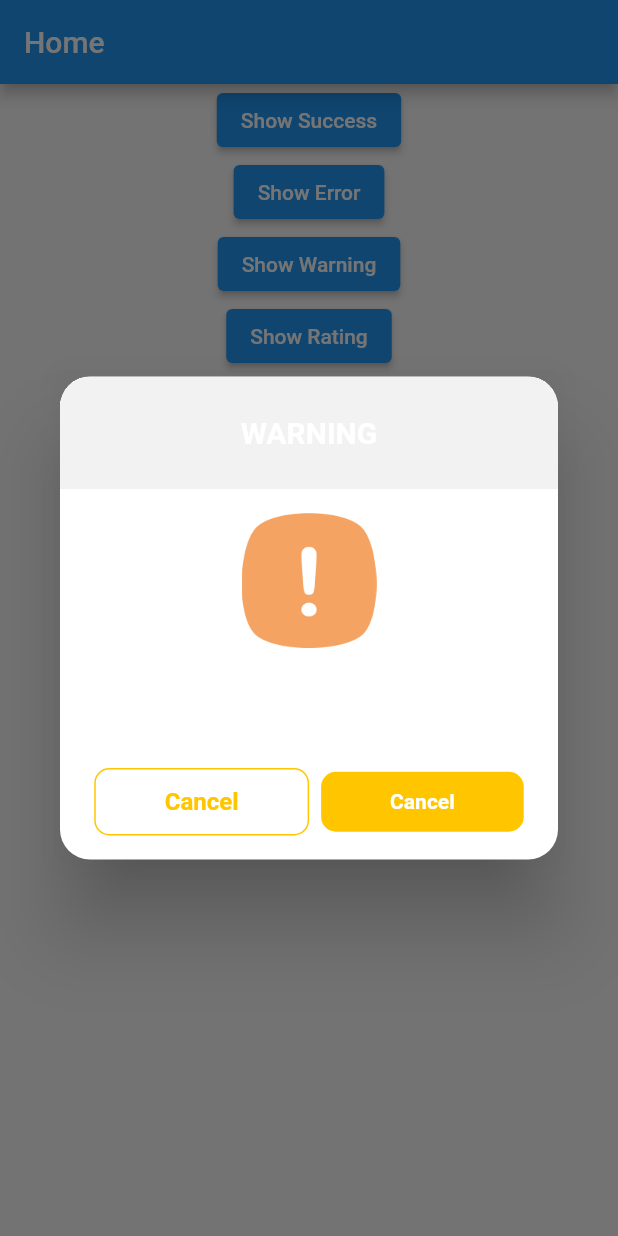
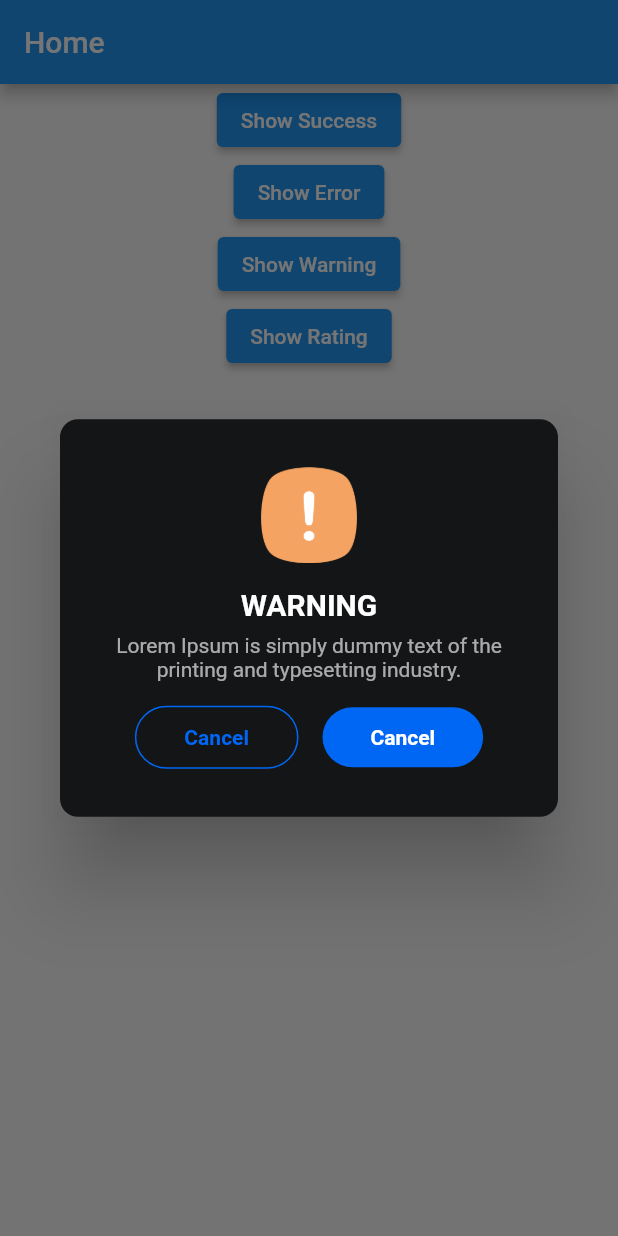
Before and after one commit to omeryilmazel/SwAlert, a Flutter app: the screen it shows after launch, after a tap on "Show Warning", on a phone screen of 412 x 824 dp. Run offline on Flutter 3.47's test engine with Material 2 defaults, Android fonts, the phone set to English and light mode, and no system bars.

Commit message:
Update warning.dart

```diff
--- a/lib/src/widgets/warning.dart
+++ b/lib/src/widgets/warning.dart
@@ -26,19 +26,18 @@ class SwWarning extends StatelessWidget {
     return Dialog(
       backgroundColor: Colors.transparent,
       child: Container(
+        padding:  EdgeInsets.all(32),
         clipBehavior: Clip.hardEdge,
         width: MediaQuery.of(context).size.width,
         decoration: BoxDecoration(
-            borderRadius: BorderRadius.circular(20), color: Color(0xFFFFFFFF)),
+            borderRadius: BorderRadius.circular(12), color: Color(0xFF131517)),
         child: Column(
           mainAxisSize: MainAxisSize.min,
           children: [
+            buildImage(),
             buildTitle(),
-            buildImage(),
             buildContent(),
-            SizedBox(height: 8),
             buttons(context),
-            SizedBox(height: 16)
           ],
         ),
       ),
@@ -47,7 +46,7 @@ class SwWarning extends StatelessWidget {
 
   Container buildContent() {
     return Container(
-      margin: EdgeInsets.symmetric(horizontal: 16, vertical: 16),
+      margin: EdgeInsets.only(top: 8, left: 0, right: 0),
       width: double.maxFinite,
       child: Center(
           child: Text(
@@ -60,17 +59,14 @@ class SwWarning extends StatelessWidget {
 
   Padding buildImage() {
     return Padding(
-      padding: const EdgeInsets.only(top: 16, bottom: 8),
-      child: Image.asset('assets/warning.png', height: 90, width: 90,package: 'sw_alert',),
+      padding: const EdgeInsets.only(top: 0, bottom: 0),
+      child: Image.asset('assets/warning.png', height: 64, width: 64,package: 'sw_alert',),
     );
   }
 
   Container buildTitle() {
     return Container(
-      padding: EdgeInsets.all(16),
-      color: Color(0xFFF2F2F2),
-      height: 75,
-      width: double.maxFinite,
+      margin: EdgeInsets.only(top: 16),
       child: Center(child: Text(title, style: AlertTextStyle.title)),
     );
   }
@@ -88,22 +84,22 @@ class SwWarning extends StatelessWidget {
             }
           },
           child: Container(
-            padding: EdgeInsets.symmetric(vertical: 12, horizontal: 46),
+            margin: EdgeInsets.only(bottom: 0,top: 16),
+            padding: EdgeInsets.symmetric(vertical: 12, horizontal: 32),
             decoration: BoxDecoration(
-                borderRadius: BorderRadius.circular(10),
-                border: Border.all(color: SwColors.warningColor)),
-            child: Center(
+                borderRadius: BorderRadius.circular(100),
+                border: Border.all(color: SwColors.mainColor)),
+
               child: Text(
                 onCancelText,
                 style: TextStyle(
-                    color: SwColors.warningColor,
+                    color: SwColors.mainColor,
                     fontWeight: FontWeight.bold,
-                    fontSize: 16),
+                    fontSize: 14),
               ),
-            ),
           ),
         ),
-        SizedBox(width: 8),
+        SizedBox(width: 16),
         GestureDetector(
           onTap: () {
             if (onConfirm != null) {
@@ -113,12 +109,12 @@ class SwWarning extends StatelessWidget {
             }
           },
           child: Container(
-              padding: EdgeInsets.symmetric(vertical: 12, horizontal: 46),
+              margin: EdgeInsets.only(bottom: 0,top: 16),
+              padding: EdgeInsets.symmetric(vertical: 12, horizontal: 32),
               decoration: BoxDecoration(
-                  borderRadius: BorderRadius.circular(10),
-                  color: SwColors.warningColor),
-              child:
-                  Center(child: Text(onConfirmText, style: AlertTextStyle.buttonText))),
+                  borderRadius: BorderRadius.circular(100),
+                  color: SwColors.mainColor),
+              child: Text(onConfirmText, style: AlertTextStyle.buttonText)),
         ),
       ],
     );
```
